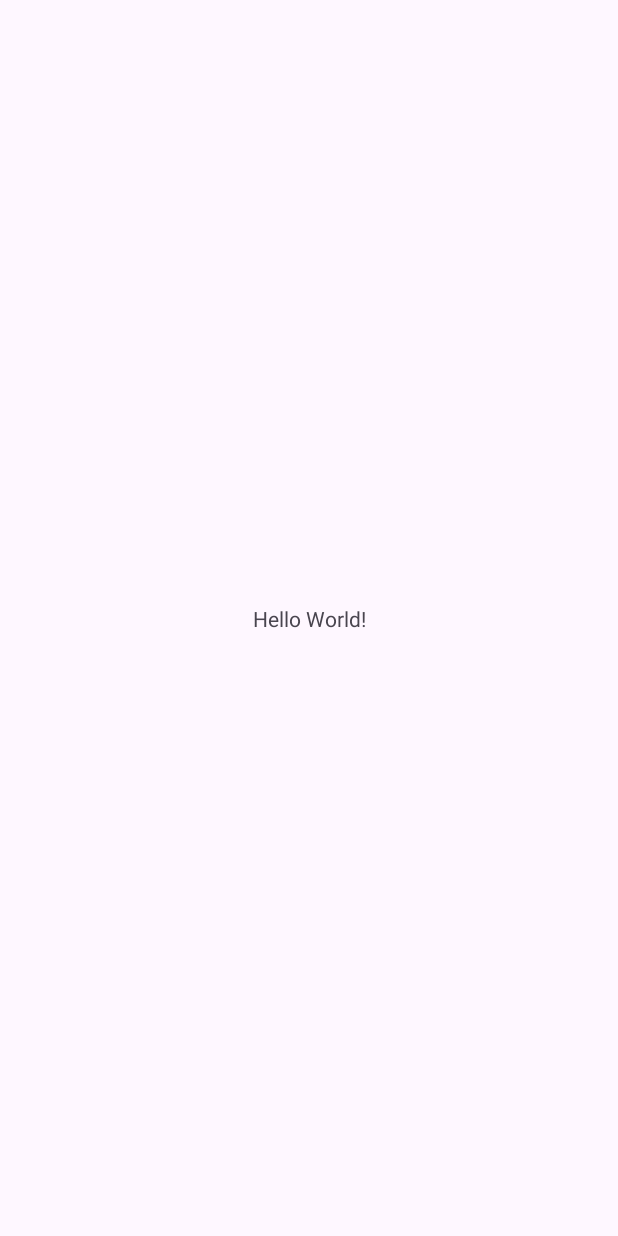
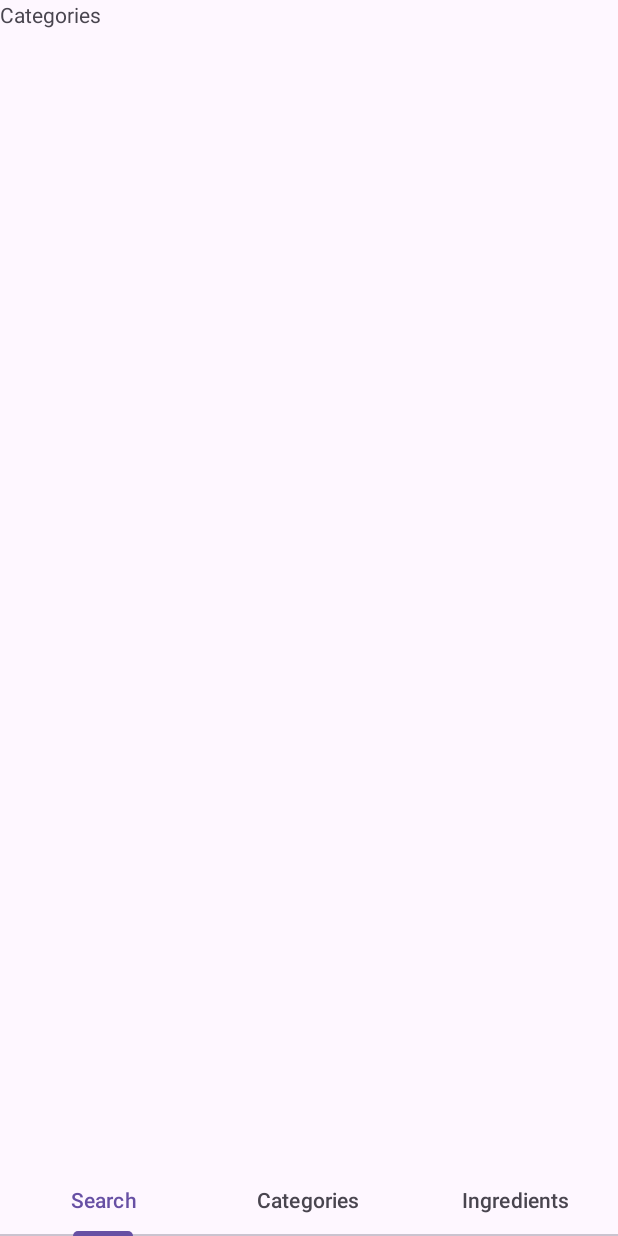
Before and after one commit to LisaV03/ShakeItUp, an Android app: the screen it shows after launch (MainActivity), on a phone screen of 412 x 824 dp. Before the commit the screen is almost empty. Run offline under Robolectric (Android 15) with nearby library versions, the phone set to English and light mode, and no system bars.

Commit message:
:sparkles: Add the tab bar

```diff
--- a/app/build.gradle.kts
+++ b/app/build.gradle.kts
@@ -5,12 +5,12 @@ plugins {
 
 android {
     namespace = "com.example.shakeitup"
-    compileSdk = 33
+    compileSdk = 34
 
     defaultConfig {
         applicationId = "com.example.shakeitup"
         minSdk = 24
-        targetSdk = 33
+        targetSdk = 34
         versionCode = 1
         versionName = "1.0"
 
--- a/app/src/main/java/com/example/shakeitup/MainActivity.kt
+++ b/app/src/main/java/com/example/shakeitup/MainActivity.kt
@@ -2,10 +2,60 @@ package com.example.shakeitup
 
 import androidx.appcompat.app.AppCompatActivity
 import android.os.Bundle
+import android.util.Log
+import com.example.shakeitup.ui.categories.CategoriesFragment
+import com.example.shakeitup.ui.ingredients.IngredientsFragment
+import com.example.shakeitup.ui.search.SearchFragment
+import com.google.android.material.tabs.TabLayout
 
-class MainActivity : AppCompatActivity() {
+class MainActivity : AppCompatActivity(), TabLayout.OnTabSelectedListener {
+
+    private lateinit var tabLayout: TabLayout
     override fun onCreate(savedInstanceState: Bundle?) {
         super.onCreate(savedInstanceState)
         setContentView(R.layout.activity_main)
+
+        tabLayout = findViewById(R.id.tab_layout)
+
+        tabLayout.addOnTabSelectedListener(this)
+        displayCategoriesFragment();
+    }
+
+    fun displayCategoriesFragment(){
+        supportFragmentManager
+            .beginTransaction()
+            .replace(R.id.fragment_container_view, CategoriesFragment.newInstance())
+            .commit()
+    }
+
+    fun displaySearchFragment(){
+        supportFragmentManager
+            .beginTransaction()
+            .replace(R.id.fragment_container_view, SearchFragment.newInstance())
+            .commit()
+    }
+
+    fun displayIngredientsFragment(){
+        supportFragmentManager
+            .beginTransaction()
+            .replace(R.id.fragment_container_view, IngredientsFragment.newInstance())
+            .commit()
+    }
+
+    override fun onTabSelected(tab: TabLayout.Tab?) {
+        Log.i("Tab", "onTabSelected");
+        tab?.let {
+            when (tab.position) { // comme un switch case
+                0 -> displaySearchFragment()
+                1 -> displayCategoriesFragment()
+                2 -> displayIngredientsFragment()
+            }
+        }
+    }
+
+    override fun onTabUnselected(tab: TabLayout.Tab?) {
+    }
+
+    override fun onTabReselected(tab: TabLayout.Tab?) {
     }
 }
--- /dev/null
+++ b/app/src/main/java/com/example/shakeitup/ui/categories/CategoriesFragment.kt
@@ -0,0 +1,59 @@
+package com.example.shakeitup.ui.categories
+
+import android.os.Bundle
+import androidx.fragment.app.Fragment
+import android.view.LayoutInflater
+import android.view.View
+import android.view.ViewGroup
+import com.example.shakeitup.R
+
+// TODO: Rename parameter arguments, choose names that match
+// the fragment initialization parameters, e.g. ARG_ITEM_NUMBER
+//private const val ARG_PARAM1 = "param1"
+//private const val ARG_PARAM2 = "param2"
+
+/**
+ * A simple [Fragment] subclass.
+ * Use the [CategoriesFragment.newInstance] factory method to
+ * create an instance of this fragment.
+ */
+class CategoriesFragment : Fragment() {
+    // TODO: Rename and change types of parameters
+   // private var param1: String? = null
+    //private var param2: String? = null
+
+   // override fun onCreate(savedInstanceState: Bundle?) {
+     //   super.onCreate(savedInstanceState)
+       // arguments?.let {
+         //   param1 = it.getString(ARG_PARAM1)
+           // param2 = it.getString(ARG_PARAM2)
+        //}
+    //}
+
+    override fun onCreateView(
+        inflater: LayoutInflater, container: ViewGroup?,
+        savedInstanceState: Bundle?
+    ): View? {
+        // Inflate the layout for this fragment
+        return inflater.inflate(R.layout.fragment_categories, container, false)
+    }
+
+    companion object {
+        /**
+         * Use this factory method to create a new instance of
+         * this fragment using the provided parameters.
+         * @param param1 Parameter 1.
+         * @param param2 Parameter 2.
+         * @return A new instance of fragment CategoriesFragment.
+         */
+        // TODO: Rename and change types and number of parameters
+        @JvmStatic
+        fun newInstance()=//param1: String, param2: String) =
+            CategoriesFragment()//.apply {
+             //   arguments = Bundle().apply {
+              //      putString(ARG_PARAM1, param1)
+                //    putString(ARG_PARAM2, param2)
+                //}
+            //}
+    }
+}
--- a/app/src/main/res/layout/activity_main.xml
+++ b/app/src/main/res/layout/activity_main.xml
@@ -6,13 +6,39 @@
     android:layout_height="match_parent"
     tools:context=".MainActivity">
 
-    <TextView
-        android:layout_width="wrap_content"
-        android:layout_height="wrap_content"
-        android:text="Hello World!"
-        app:layout_constraintBottom_toBottomOf="parent"
+    <androidx.fragment.app.FragmentContainerView
+        android:layout_width="match_parent"
+        android:layout_height="match_parent"
+        android:id="@+id/fragment_container_view"
+        app:layout_constraintBottom_toTopOf="@+id/tab_layout"
         app:layout_constraintEnd_toEndOf="parent"
         app:layout_constraintStart_toStartOf="parent"
         app:layout_constraintTop_toTopOf="parent" />
 
+    <com.google.android.material.tabs.TabLayout
+        android:layout_width="match_parent"
+        android:layout_height="wrap_content"
+        app:layout_constraintBottom_toBottomOf="parent"
+        android:id="@+id/tab_layout">
+
+        <com.google.android.material.tabs.TabItem
+            android:layout_width="wrap_content"
+            android:layout_height="wrap_content"
+            android:text="Search"
+            />
+
+        <com.google.android.material.tabs.TabItem
+            android:layout_width="wrap_content"
+            android:layout_height="wrap_content"
+            android:text="Categories"
+            />
+
+        <com.google.android.material.tabs.TabItem
+            android:layout_width="wrap_content"
+            android:layout_height="wrap_content"
+            android:text="Ingredients"
+            />
+
+    </com.google.android.material.tabs.TabLayout>
+
 </androidx.constraintlayout.widget.ConstraintLayout>
--- /dev/null
+++ b/app/src/main/res/layout/fragment_categories.xml
@@ -0,0 +1,15 @@
+<?xml version="1.0" encoding="utf-8"?>
+<FrameLayout xmlns:android="http://schemas.android.com/apk/res/android"
+    xmlns:tools="http://schemas.android.com/tools"
+    android:layout_width="match_parent"
+    android:layout_height="match_parent"
+    tools:context=".ui.categories.CategoriesFragment">
+
+    <!-- TODO: Update blank fragment layout -->
+    <TextView
+        android:layout_width="match_parent"
+        android:layout_height="match_parent"
+        android:text="Categories"
+        android:id="@+id/fragment_categories"/>
+
+</FrameLayout>
--- a/app/src/main/res/values/strings.xml
+++ b/app/src/main/res/values/strings.xml
@@ -1,3 +1,5 @@
 <resources>
     <string name="app_name">ShakeItUp</string>
+    <!-- TODO: Remove or change this placeholder text -->
+    <string name="hello_blank_fragment">Hello blank fragment</string>
 </resources>
```
Also changed, not shown: app/src/main/java/com/example/shakeitup/ui/ingredients/IngredientsFragment.kt (added, +56 -0 lines), app/src/main/java/com/example/shakeitup/ui/search/SearchFragment.kt (added, +60 -0 lines), app/src/main/res/layout/fragment_ingredients.xml (added, +15 -0 lines), app/src/main/res/layout/fragment_search.xml (added, +15 -0 lines), 1 other file.
